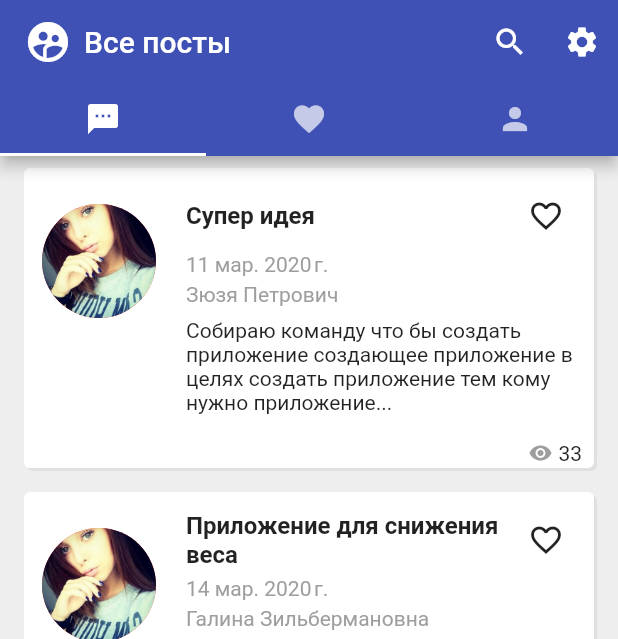
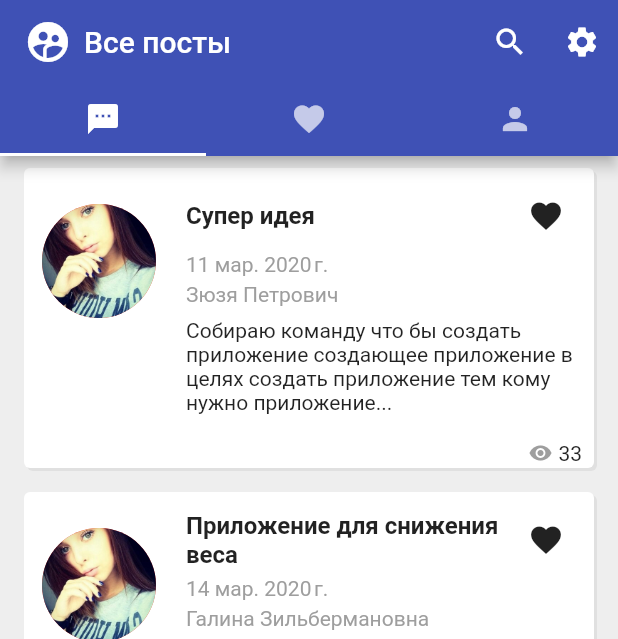
Before and after one commit to MVProduction/TeamLeadMobile, a Flutter app: the PostListPage screen opened by its route, on a phone screen of 412 x 824 dp. Shown: the top 639 px of the screen. Run offline on Flutter 3.47's test engine with Material 2 defaults, Android fonts, the phone set to English and light mode, and no system bars; drawn by our look-alikes of pull_to_refresh; our stand-ins replace flutter_mobx, mobx; generated files the repository leaves out were written again.

Commit message:
Improve post items

```diff
--- a/lib/pages/post_list/widgets/post_item_widget.dart
+++ b/lib/pages/post_list/widgets/post_item_widget.dart
@@ -2,9 +2,13 @@ import 'package:flutter/material.dart';
 import 'package:flutter/widgets.dart';
 import 'package:team_lead/services/contracts/service_post_data.dart';
 import 'package:team_lead/common/date_utils.dart';
+import 'package:team_lead/team_lead_app_store.dart';
 
 /// Обработчик нажатия на пост
 typedef void OnPostClickFunc(ServicePostData post);
+
+/// Обработчик нажатия на пост
+typedef void OnFavoriteClickFunc(ServicePostData post);
 
 /// Элемент поста
 class PostItemWidget extends StatelessWidget {
@@ -14,8 +18,11 @@ class PostItemWidget extends StatelessWidget {
   /// Обрабатывает нажатие на пост
   final OnPostClickFunc onPostClick;
 
+  /// Обрабатывает нажатие на добавление в избранные
+  final OnFavoriteClickFunc onFavoriteClick;
+
   /// Конструктор
-  PostItemWidget(this.post, this.onPostClick);
+  PostItemWidget(this.post, this.onPostClick, this.onFavoriteClick);
 
   /// Создаёт виджет
   @override
@@ -70,10 +77,18 @@ class PostItemWidget extends StatelessWidget {
                                                   fontWeight: FontWeight.bold)),
                                         ),
                                       ),
-                                      IconButton(
-                                        icon: Icon(Icons.favorite_border),
-                                        onPressed: () {},
-                                      )
+                                      if (post.isFavorite)
+                                        IconButton(
+                                          icon: Icon(Icons.favorite_border),
+                                          onPressed: () =>
+                                              onFavoriteClick(post),
+                                        ),
+                                      if (!post.isFavorite)
+                                        IconButton(
+                                          icon: Icon(Icons.favorite),
+                                          onPressed: () =>
+                                              onFavoriteClick(post),
+                                        ),
                                     ],
                                   ),
                                 ),
--- a/lib/pages/post_list/widgets/post_list_widget.dart
+++ b/lib/pages/post_list/widgets/post_list_widget.dart
@@ -22,6 +22,13 @@ class _PostListWidgetState extends State<PostListWidget> {
   /// Обрабатывает нажатие на пост
   void _onPostClick(BuildContext context, ServicePostData post) {
     Navigator.pushNamed(context, Routes.DiscussPost, arguments: post);
+  }
+
+  /// Обрабатывает нажатие кнопки избранное
+  void _onFavoriteClick(BuildContext context, ServicePostData post) {
+    setState(() {
+      post.isFavorite = !post.isFavorite;
+    });
   }
 
   /// Загружает ещё посты
@@ -51,7 +58,8 @@ class _PostListWidgetState extends State<PostListWidget> {
                     return null;
                   final post =
                       teamLeadAppStore.postListPageStore.allPosts[index];
-                  return PostItemWidget(post, (p) => _onPostClick(context, p));
+                  return PostItemWidget(post, (p) => _onPostClick(context, p),
+                      (p) => _onFavoriteClick(context, p));
                 }));
           default:
             break;
--- a/lib/services/contracts/service_post_data.dart
+++ b/lib/services/contracts/service_post_data.dart
@@ -19,7 +19,7 @@ class ServicePostData {
   final int viewCount;
 
   /// Добавлено ли в избранное
-  final bool isFavorite;
+  bool isFavorite;
 
   /// Конструктор
   ServicePostData(this.id, this.userName, this.title, this.createDate,
```
